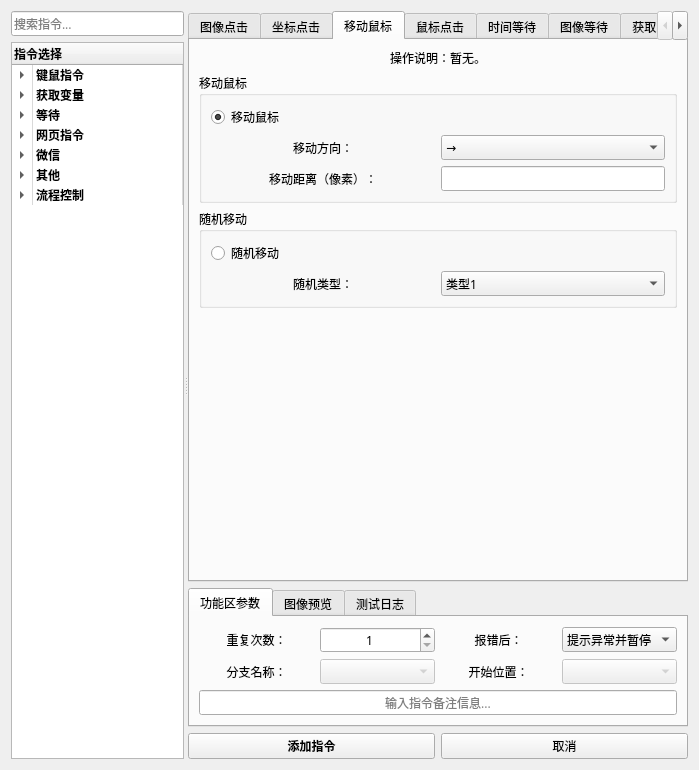
Before: the Qt Designer form 窗体/navigation.ui in FsterThanLight/automatic_clicker_2, drawn with Qt 5.
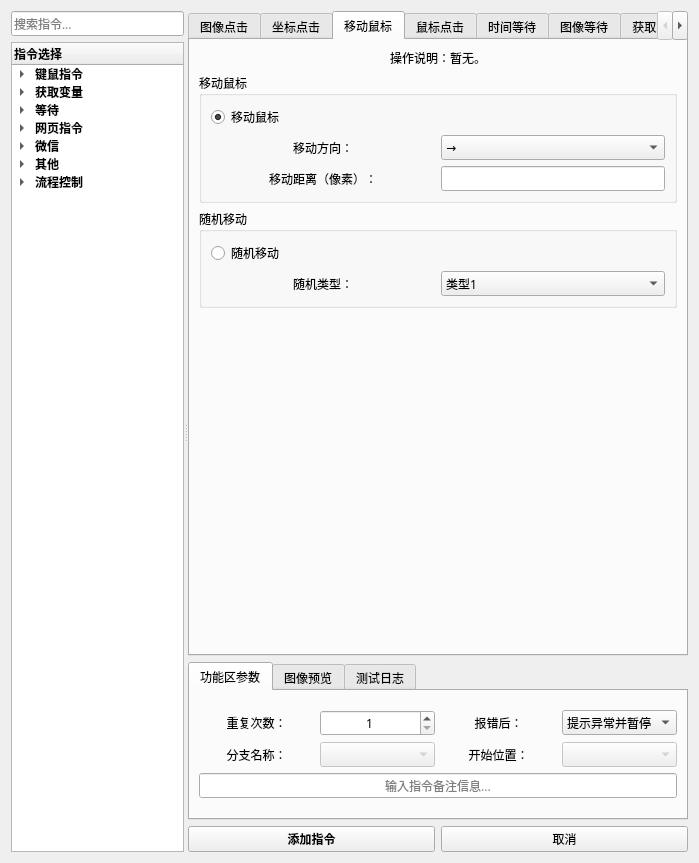
After: the same form once the commit is applied. The open tabs and pages were chosen to show the change. Icons and pictures are not drawn.

What changed in the file:
```diff
--- a/窗体/navigation.ui
+++ b/窗体/navigation.ui
@@ -7,7 +7,7 @@
     <x>0</x>
     <y>0</y>
     <width>699</width>
-    <height>770</height>
+    <height>863</height>
    </rect>
   </property>
   <property name="font">
@@ -67,32 +67,7 @@
           </font>
          </property>
          <property name="styleSheet">
-          <string notr="true">QTreeView {
-    show-decoration-selected: 1;
-}
-
-QTreeView::item {
-     border: 1px solid #d9d9d9;
-    border-top-color: transparent;
-    border-bottom-color: transparent;
-}
-
-QTreeView::item:hover {
-    background: qlineargradient(x1: 0, y1: 0, x2: 0, y2: 1, stop: 0 #e7effd, stop: 1 #cbdaf1);
-    border: 1px solid #bfcde4;
-}
-
-QTreeView::item:selected {
-    border: 1px solid #567dbc;
-}
-
-QTreeView::item:selected:active{
-    background: qlineargradient(x1: 0, y1: 0, x2: 0, y2: 1, stop: 0 #6ea1f1, stop: 1 #567dbc);
-}
-
-QTreeView::item:selected:!active {
-    background: qlineargradient(x1: 0, y1: 0, x2: 0, y2: 1, stop: 0 #6b9be8, stop: 1 #577fbf);
-}</string>
+          <string notr="true"/>
          </property>
          <column>
           <property name="text">
```
Left out of the diff: 3 changed lines with no effect on the pictures.
